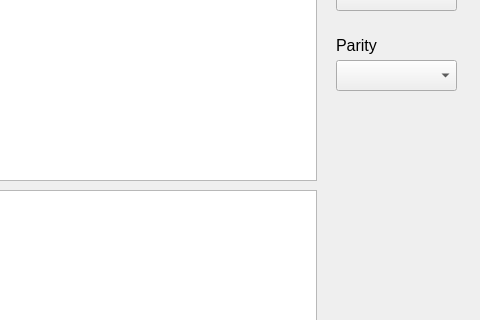
This is PyQT5 - GUI/serialSoftware.ui in edsonmatsuda/Python-Serial-Monitor as Qt 5 draws it before an edit; both pictures show x 634 to 1114 and y 190 to 510 of the 1114 by 809 pixel window. The edited form follows.
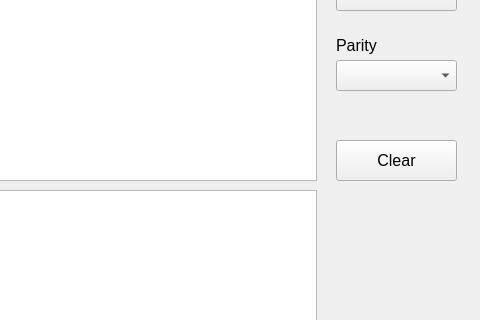
This is the edited form.

Commit message:
program finished
All logic finished

Patch:
```diff
--- a/PyQT5 - GUI/serialSoftware.ui
+++ b/PyQT5 - GUI/serialSoftware.ui
@@ -205,6 +205,24 @@
      <string>Send</string>
     </property>
    </widget>
+   <widget class="QPushButton" name="btn_Clear">
+    <property name="geometry">
+     <rect>
+      <x>970</x>
+      <y>330</y>
+      <width>121</width>
+      <height>41</height>
+     </rect>
+    </property>
+    <property name="font">
+     <font>
+      <pointsize>12</pointsize>
+     </font>
+    </property>
+    <property name="text">
+     <string>Clear</string>
+    </property>
+   </widget>
   </widget>
   <widget class="QMenuBar" name="menubar">
    <property name="geometry">
```
The commit also changes 2 other files.
